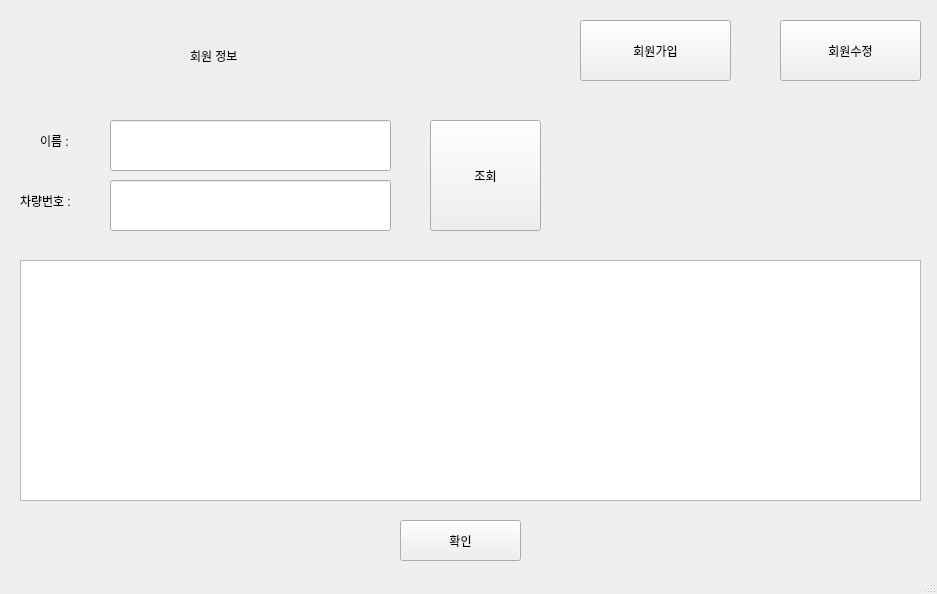
Above: client/main/UserInfo.ui from addinedu-ros-8th/iot-repo-2 before the change. Below: the same form after it.
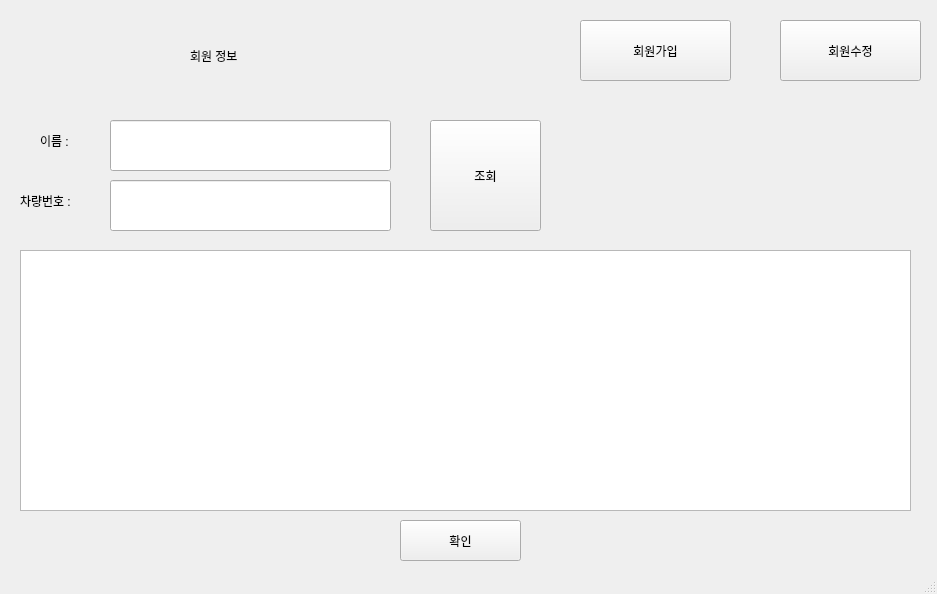
That is the form after the change.

Diff of the .ui file:
```diff
--- a/client/main/UserInfo.ui
+++ b/client/main/UserInfo.ui
@@ -86,16 +86,6 @@
      </rect>
     </property>
    </widget>
-   <widget class="QTableView" name="Usertable">
-    <property name="geometry">
-     <rect>
-      <x>20</x>
-      <y>260</y>
-      <width>901</width>
-      <height>241</height>
-     </rect>
-    </property>
-   </widget>
    <widget class="QPushButton" name="searchbtn">
     <property name="geometry">
      <rect>
@@ -135,6 +125,16 @@
      <string>회원수정</string>
     </property>
    </widget>
+   <widget class="QTableWidget" name="Usertable">
+    <property name="geometry">
+     <rect>
+      <x>20</x>
+      <y>250</y>
+      <width>891</width>
+      <height>261</height>
+     </rect>
+    </property>
+   </widget>
   </widget>
   <widget class="QStatusBar" name="statusbar"/>
  </widget>
```
